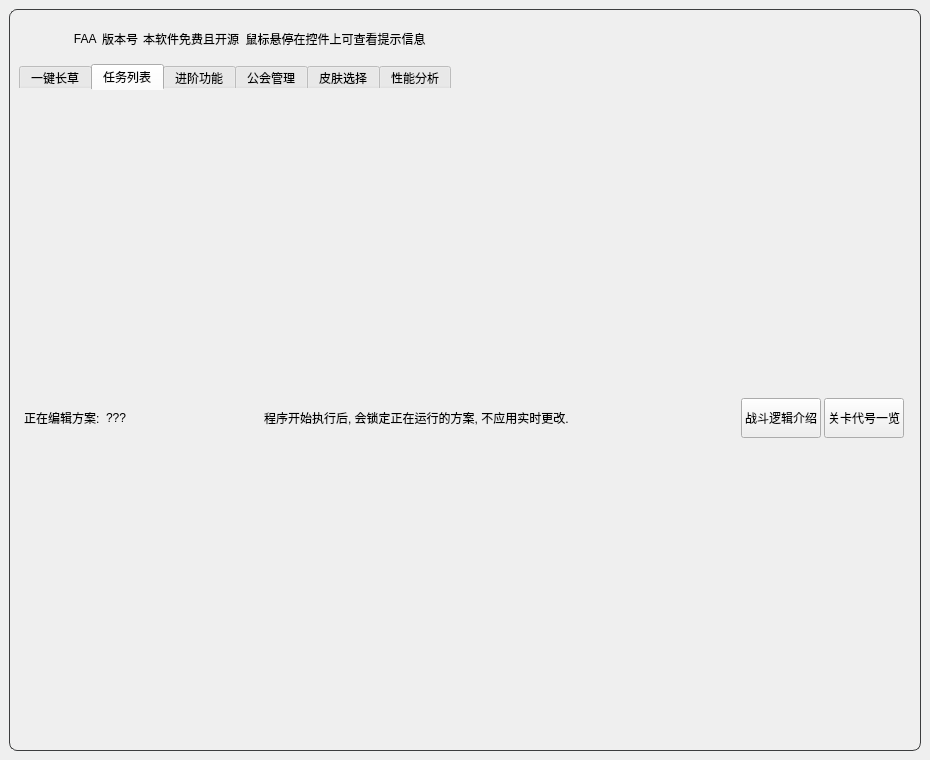
Before: the Qt Designer form resource/ui/FAA_3.0.ui in StareAbyss/FoodsVsMiceAutoAssistant, drawn with Qt 5.
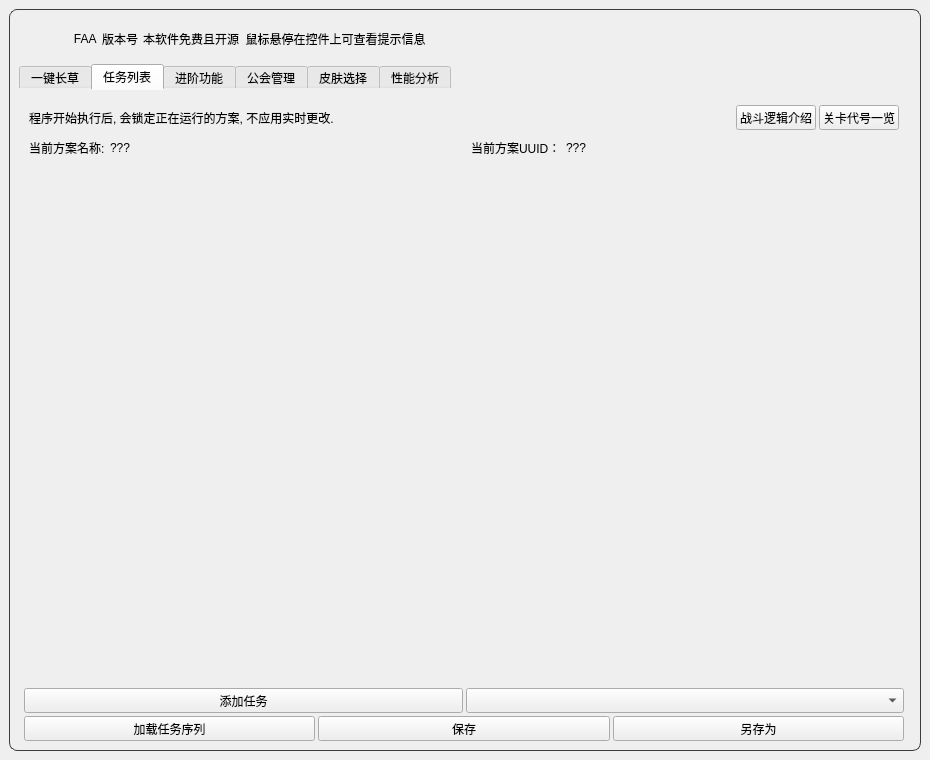
After: the same form once the commit is applied. The open tabs and pages were chosen to show the change. Icons and pictures are not drawn. Custom widgets are drawn as their Qt base class.

Commit message: perf(任务序列编辑器): 重构加载/保存/另存为代码, 优化UUID读写逻辑. 优化错误报告. 精简代码. 修复添加部分功能加载时遗漏参数导致的不可用问题.

```diff
--- a/resource/ui/FAA_3.0.ui
+++ b/resource/ui/FAA_3.0.ui
@@ -2359,24 +2359,24 @@
             <number>0</number>
            </property>
            <item>
-            <layout class="QVBoxLayout" name="verticalLayout" stretch="0,0">
+            <layout class="QVBoxLayout" name="verticalLayout" stretch="0,0,0,0,0">
              <property name="spacing">
               <number>3</number>
              </property>
              <property name="leftMargin">
-              <number>0</number>
+              <number>5</number>
              </property>
              <property name="topMargin">
-              <number>0</number>
+              <number>5</number>
              </property>
              <property name="rightMargin">
-              <number>0</number>
+              <number>5</number>
              </property>
              <property name="bottomMargin">
-              <number>0</number>
+              <number>5</number>
              </property>
              <item>
-              <layout class="QHBoxLayout" name="_2" stretch="1,2,0,1">
+              <layout class="QHBoxLayout" name="_2" stretch="2,0,1">
                <property name="leftMargin">
                 <number>5</number>
                </property>
@@ -2389,51 +2389,12 @@
                <property name="bottomMargin">
                 <number>0</number>
                </property>
-               <item>
-                <layout class="QHBoxLayout" name="horizontalLayout_3">
-                 <item>
-                  <widget class="QLabel" name="CurrentPlan_Label_Text">
-                   <property name="sizePolicy">
-                    <sizepolicy hsizetype="Fixed" vsizetype="Preferred">
-                     <horstretch>0</horstretch>
-                     <verstretch>0</verstretch>
-                    </sizepolicy>
-                   </property>
-                   <property name="maximumSize">
-                    <size>
-                     <width>16777215</width>
-                     <height>80</height>
-                    </size>
-                   </property>
-                   <property name="text">
-                    <string>正在编辑方案: </string>
-                   </property>
-                   <property name="buddy">
-                    <cstring>ControlSettingsGroup</cstring>
-                   </property>
-                  </widget>
-                 </item>
-                 <item>
-                  <widget class="QLabel" name="CurrentPlan_Label_Change">
-                   <property name="maximumSize">
-                    <size>
-                     <width>16777215</width>
-                     <height>80</height>
-                    </size>
-                   </property>
-                   <property name="text">
-                    <string>???</string>
-                   </property>
-                  </widget>
-                 </item>
-                </layout>
-               </item>
                <item>
                 <widget class="QLabel" name="label">
                  <property name="maximumSize">
                   <size>
                    <width>16777215</width>
-                   <height>80</height>
+                   <height>25</height>
                   </size>
                  </property>
                  <property name="text">
@@ -2458,7 +2419,7 @@
                  <property name="maximumSize">
                   <size>
                    <width>80</width>
-                   <height>40</height>
+                   <height>25</height>
                   </size>
                  </property>
                  <property name="toolTip">
@@ -2486,7 +2447,7 @@
                  <property name="maximumSize">
                   <size>
                    <width>80</width>
-                   <height>40</height>
+                   <height>25</height>
                   </size>
                  </property>
                  <property name="toolTip">
@@ -2499,26 +2460,241 @@
                </item>
               </layout>
              </item>
+             <item>
+              <layout class="QHBoxLayout" name="horizontalLayout_3">
+               <property name="leftMargin">
+                <number>0</number>
+               </property>
+               <property name="topMargin">
+                <number>0</number>
+               </property>
+               <property name="rightMargin">
+                <number>0</number>
+               </property>
+               <property name="bottomMargin">
+                <number>0</number>
+               </property>
+               <item>
+                <layout class="QHBoxLayout" name="horizontalLayout_14" stretch="0,0,0">
+                 <property name="spacing">
+                  <number>5</number>
+                 </property>
+                 <property name="leftMargin">
+                  <number>5</number>
+                 </property>
+                 <property name="topMargin">
+                  <number>5</number>
+                 </property>
+                 <property name="rightMargin">
+                  <number>5</number>
+                 </property>
+                 <property name="bottomMargin">
+                  <number>5</number>
+                 </property>
+                 <item>
+                  <widget class="QLabel" name="TaskSequenceLabelCurrentEditNameText">
+                   <property name="maximumSize">
+                    <size>
+                     <width>16777215</width>
+                     <height>25</height>
+                    </size>
+                   </property>
+                   <property name="text">
+                    <string>当前方案名称:</string>
+                   </property>
+                  </widget>
+                 </item>
+                 <item>
+                  <widget class="QLabel" name="TaskSequenceLabelCurrentEditName">
+                   <property name="maximumSize">
+                    <size>
+                     <width>16777215</width>
+                     <height>25</height>
+                    </size>
+                   </property>
+                   <property name="text">
+                    <string>???</string>
+                   </property>
+                  </widget>
+                 </item>
+                 <item>
+                  <spacer name="horizontalSpacer_2">
+                   <property name="orientation">
+                    <enum>Qt::Horizontal</enum>
+                   </property>
+                   <property name="sizeHint" stdset="0">
+                    <size>
+                     <width>40</width>
+                     <height>20</height>
+                    </size>
+                   </property>
+                  </spacer>
+                 </item>
+                </layout>
+               </item>
+               <item>
+                <layout class="QHBoxLayout" name="horizontalLayout_19">
+                 <property name="spacing">
+                  <number>5</number>
+                 </property>
+                 <property name="leftMargin">
+                  <number>5</number>
+                 </property>
+                 <property name="topMargin">
+                  <number>5</number>
+                 </property>
+                 <property name="rightMargin">
+                  <number>5</number>
+                 </property>
+                 <property name="bottomMargin">
+                  <number>5</number>
+                 </property>
+                 <item>
+                  <widget class="QLabel" name="TaskSequenceLabelCurrentEditUUIDText">
+                   <property name="maximumSize">
+                    <size>
+                     <width>16777215</width>
+                     <height>25</height>
+                    </size>
+                   </property>
+                   <property name="text">
+                    <string>当前方案UUID：</string>
+                   </property>
+                  </widget>
+                 </item>
+                 <item>
+                  <widget class="QLabel" name="TaskSequenceLabelCurrentEditUUID">
+                   <property name="maximumSize">
+                    <size>
+                     <width>16777215</width>
+                     <height>25</height>
+                    </size>
+                   </property>
+                   <property name="text">
+                    <string>???</string>
+                   </property>
+                  </widget>
+                 </item>
+                 <item>
+                  <spacer name="horizontalSpacer_3">
+                   <property name="orientation">
+                    <enum>Qt::Horizontal</enum>
+                   </property>
+                   <property name="sizeHint" stdset="0">
+                    <size>
+                     <width>40</width>
+                     <height>20</height>
+                    </size>
+                   </property>
+                  </spacer>
+                 </item>
+                </layout>
+               </item>
+              </layout>
+             </item>
              <item>
               <layout class="QVBoxLayout" name="taskeditor_layout">
                <property name="spacing">
-                <number>3</number>
+                <number>0</number>
                </property>
                <property name="sizeConstraint">
                 <enum>QLayout::SetDefaultConstraint</enum>
                </property>
                <property name="leftMargin">
-                <number>5</number>
+                <number>0</number>
                </property>
                <property name="topMargin">
-                <number>5</number>
+                <number>0</number>
                </property>
                <property name="rightMargin">
-                <number>5</number>
+                <number>0</number>
                </property>
                <property name="bottomMargin">
-                <number>5</number>
+                <number>0</number>
                </property>
+               <item>
+                <spacer name="verticalSpacer_18">
+                 <property name="orientation">
+                  <enum>Qt::Vertical</enum>
+                 </property>
+                 <property name="sizeHint" stdset="0">
+                  <size>
+                   <width>20</width>
+                   <height>40</height>
+                  </size>
+                 </property>
+                </spacer>
+               </item>
+              </layout>
+             </item>
+             <item>
+              <layout class="QHBoxLayout" name="horizontalLayout_20">
+               <item>
+                <widget class="QPushButton" name="TaskSequenceButtonAddTask">
+                 <property name="maximumSize">
+                  <size>
+                   <width>16777215</width>
+                   <height>25</height>
+                  </size>
+                 </property>
+                 <property name="text">
+                  <string>添加任务</string>
+                 </property>
+                </widget>
+               </item>
+               <item>
+                <widget class="QComboBox" name="TaskSequenceComboBoxAddTask">
+                 <property name="maximumSize">
+                  <size>
+                   <width>16777215</width>
+                   <height>25</height>
+                  </size>
+                 </property>
+                </widget>
+               </item>
+              </layout>
+             </item>
+             <item>
+              <layout class="QHBoxLayout" name="horizontalLayout_21">
+               <item>
+                <widget class="QPushButton" name="TaskSequenceButtonLoadJson">
+                 <property name="maximumSize">
+                  <size>
+                   <width>16777215</width>
+                   <height>25</height>
+                  </size>
+                 </property>
+                 <property name="text">
+                  <string>加载任务序列</string>
+                 </property>
+                </widget>
+               </item>
+               <item>
+                <widget class="QPushButton" name="TaskSequenceButtonSaveJson">
+                 <property name="maximumSize">
+                  <size>
+                   <width>16777215</width>
+                   <height>25</height>
+                  </size>
+                 </property>
+                 <property name="text">
+                  <string>保存</string>
+                 </property>
+                </widget>
+               </item>
+               <item>
+                <widget class="QPushButton" name="TaskSequenceButtonSaveAsJson">
+                 <property name="maximumSize">
+                  <size>
+                   <width>16777215</width>
+                   <height>25</height>
+                  </size>
+                 </property>
+                 <property name="text">
+                  <string>另存为</string>
+                 </property>
+                </widget>
+               </item>
               </layout>
              </item>
             </layout>
```
Left out of the diff: 2 changed lines with no effect on the pictures. The commit also changes 4 other files.
